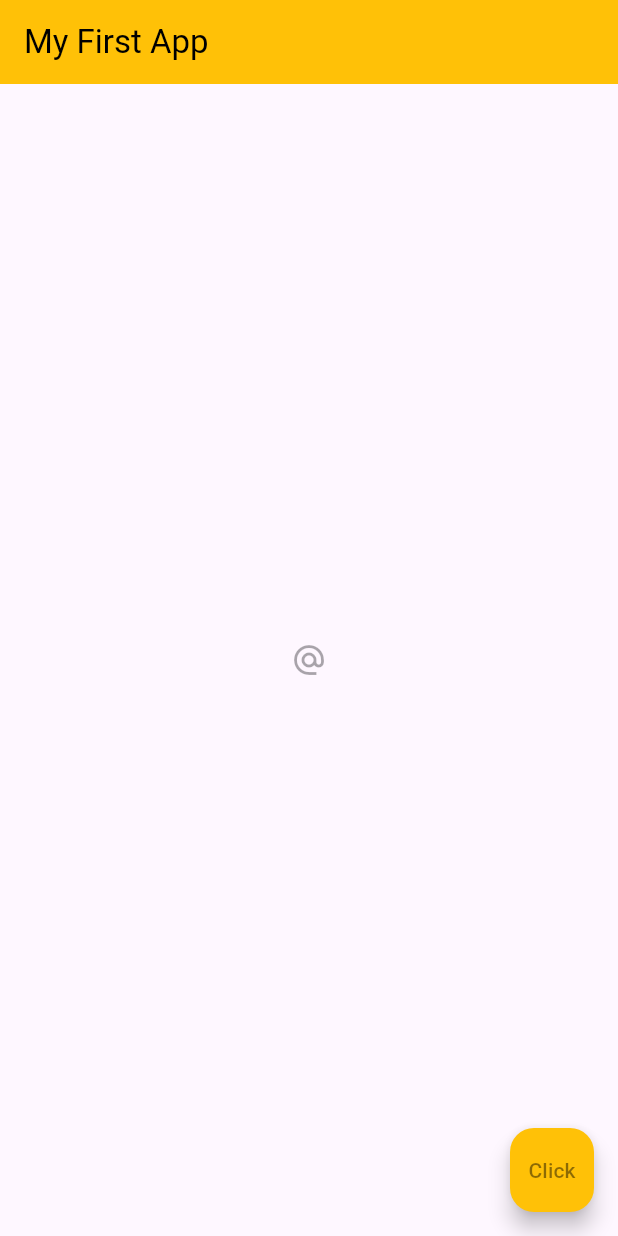
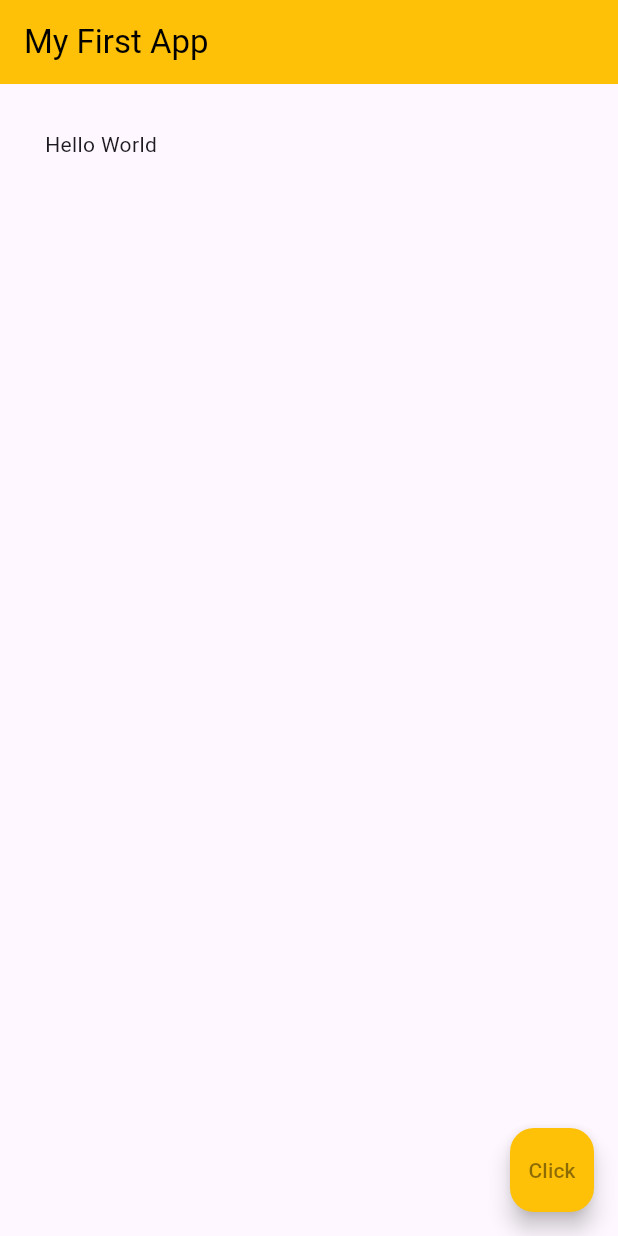
Before and after one commit to Yadavanurag13/flutter_basic, a Flutter app: the screen it shows after launch, on a phone screen of 412 x 824 dp. Run offline on Flutter 3.47's test engine with Material 3 defaults, Android fonts, the phone set to English and light mode, and no system bars.

Commit message:
third commit

```diff
--- a/lib/home_view.dart
+++ b/lib/home_view.dart
@@ -13,12 +13,24 @@ class HomeView extends StatelessWidget {
         ),
         backgroundColor: Colors.amber,
       ),
-      body: const Center(
-        child: IconButton(
-          onPressed: null,
-          icon: Icon(Icons.alternate_email),
-          color: Colors.amber,
+      body: const Padding(
+        padding: EdgeInsets.all(30.0),
+        child: Text('Hello World'),
+        //we can not apply color property in paddling class
       ),
+      //   Container(
+      //   padding: const EdgeInsets.fromLTRB(30.0, 15.0 , 30.0, 15.0),
+      //   //EdgeInsets.all(20.0),
+      //   margin: const EdgeInsets.all(52.0),
+      //   color: Colors.grey,
+      //   child: const Text('Hello World'),
+      // ),
+      // const Center(
+      // child: IconButton(
+      //   onPressed: null,
+      //   icon: Icon(Icons.alternate_email),
+      //   color: Colors.amber,
+      // ),
       //   child: ElevatedButton.icon(
       //   onPressed: null,
       //   icon: const Icon(Icons.mail),
@@ -61,7 +73,6 @@ class HomeView extends StatelessWidget {
       //     fontFamily: 'IndieFlower',
       //   ),
       // ),
-      ),
       floatingActionButton: const FloatingActionButton(
         onPressed: null,
         backgroundColor: Colors.amber,
```
Also changed, not shown: pubspec.lock. Lines whose indentation alone changed are shown as unchanged.
